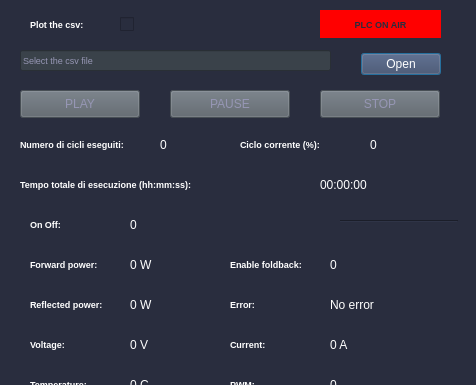
The window that main_window.ui (rstanzani/seriale_microonde) describes before a commit, drawn with Qt 5; both pictures show x 0 to 476 and y 0 to 385 of the 476 by 605 pixel window.
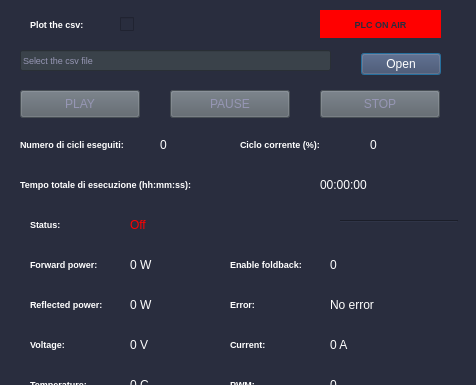
The same window after the commit.

Commit message: Implement colored On Off label

Patch:
```diff
--- a/main_window.ui
+++ b/main_window.ui
@@ -357,7 +357,7 @@
      <string notr="true">color: rgb(255, 255, 255);</string>
     </property>
     <property name="text">
-     <string>On Off:</string>
+     <string>Status:</string>
     </property>
    </widget>
    <widget class="QLabel" name="QinfoLabel_11">
@@ -477,10 +477,10 @@
      </rect>
     </property>
     <property name="styleSheet">
-     <string notr="true">color: rgb(255, 255, 255);</string>
+     <string notr="true">color: rgb(255, 0, 0);</string>
     </property>
     <property name="text">
-     <string>0</string>
+     <string>Off</string>
     </property>
     <property name="textFormat">
      <enum>Qt::RichText</enum>
```
The commit also changes 2 other files.
